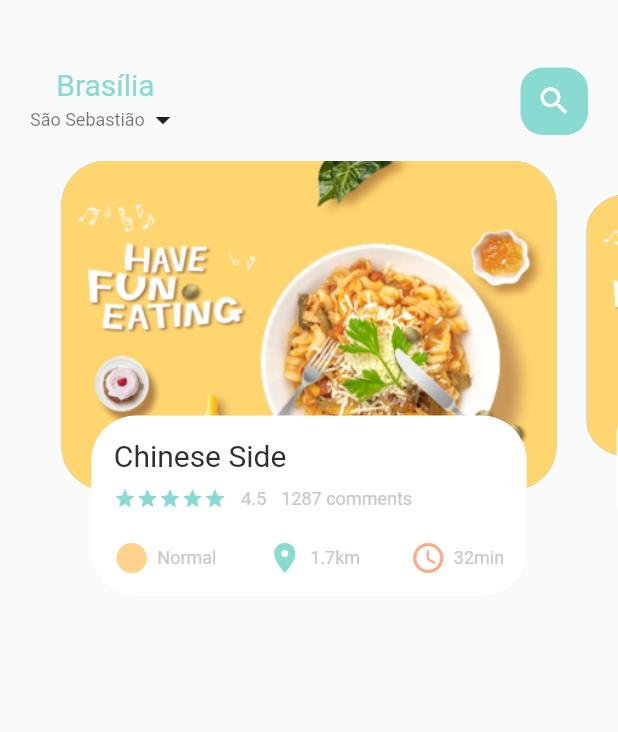
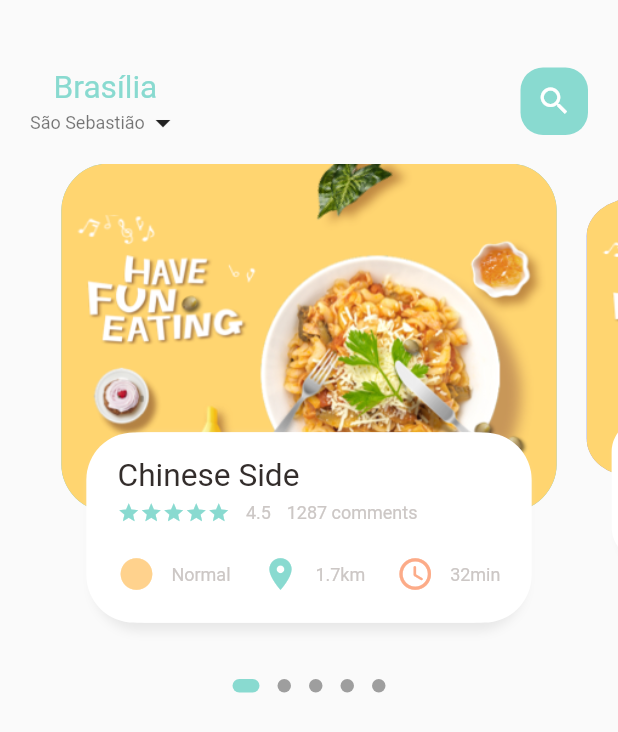
Before and after one commit to gbllopes/food-delivery-app, a Flutter app: the screen it shows after launch, on a phone screen of 412 x 824 dp. Shown: the top 732 px of the screen. Run offline on Flutter 3.47's test engine with Material 2 defaults, Android fonts, the light colour scheme and no system bars; drawn by our look-alikes of dots_indicator; our stand-ins replace get.

Commit message:
Refatora para aplicar dimensões no app.

```diff
--- a/lib/home/food_page_body.dart
+++ b/lib/home/food_page_body.dart
@@ -1,5 +1,7 @@
+import 'package:dots_indicator/dots_indicator.dart';
 import 'package:flutter/material.dart';
 import 'package:food_deliveryapp/utils/colors.dart';
+import 'package:food_deliveryapp/utils/dimensions.dart';
 import 'package:food_deliveryapp/widgets/big_text.dart';
 import 'package:food_deliveryapp/widgets/small_text.dart';
 import 'package:get/utils.dart';
@@ -17,7 +19,7 @@ class _FoodPageBodyState extends State<FoodPageBody> {
   PageController pageController = PageController(viewportFraction: 0.85);
   double _currentPageValue = 0.0;
   double _scaleFactor = 0.8;
-  double _height = 220;
+  final double _height = Dimensions.pageViewContainer;
 
   @override
   void initState() {
@@ -31,19 +33,35 @@ class _FoodPageBodyState extends State<FoodPageBody> {
 
   @override
   void dispose() {
+    pageController.dispose();
     super.dispose();
   }
 
   @override
   Widget build(BuildContext context) {
-    return Container(
-        height: 320,
-        child: PageView.builder(
-            controller: pageController,
-            itemCount: 5,
-            itemBuilder: (context, index) {
-              return _buildPageItem(index);
-            }));
+    return Column(
+      children: [
+        Container(
+            height: Dimensions.pageView,
+            child: PageView.builder(
+                controller: pageController,
+                itemCount: 5,
+                itemBuilder: (context, index) {
+                  return _buildPageItem(index);
+                })),
+        DotsIndicator(
+          dotsCount: 5,
+          position: _currentPageValue,
+          decorator: DotsDecorator(
+            activeColor: AppColors.mainColor,
+            size: const Size.square(9.0),
+            activeSize: const Size(18.0, 9.0),
+            activeShape: RoundedRectangleBorder(
+                borderRadius: BorderRadius.circular(5.0)),
+          ),
+        )
+      ],
+    );
   }
 
   Widget _buildPageItem(int index) {
@@ -76,10 +94,10 @@ class _FoodPageBodyState extends State<FoodPageBody> {
       child: Stack(
         children: [
           Container(
-            height: 220,
+            height: Dimensions.pageViewContainer,
             margin: EdgeInsets.symmetric(horizontal: 10),
             decoration: BoxDecoration(
-              borderRadius: BorderRadius.circular(30),
+              borderRadius: BorderRadius.circular(Dimensions.radius30),
               color: index.isEven ? Color(0xFF69c5df) : Color(0xFF9294cc),
               image: DecorationImage(
                 fit: BoxFit.cover,
@@ -90,20 +108,41 @@ class _FoodPageBodyState extends State<FoodPageBody> {
           Align(
             alignment: Alignment.bottomCenter,
             child: Container(
-                height: 120,
-                margin: EdgeInsets.only(left: 30, right: 30, bottom: 30),
+                height: Dimensions.pageViewTextContainer,
+                margin: EdgeInsets.only(
+                    left: Dimensions.width30,
+                    right: Dimensions.width30,
+                    bottom: Dimensions.height30),
                 decoration: BoxDecoration(
-                    borderRadius: BorderRadius.circular(30),
-                    color: Colors.white),
+                    borderRadius: BorderRadius.circular(Dimensions.radius30),
+                    color: Colors.white,
+                    boxShadow: [
+                      BoxShadow(
+                        color: Color(0xFFe8e8e8),
+                        blurRadius: 5.0,
+                        offset: Offset(0, 5),
+                      ),
+                      BoxShadow(
+                        color: Colors.white,
+                        offset: Offset(-5, 0),
+                      ),
+                      BoxShadow(
+                        color: Colors.white,
+                        offset: Offset(5, 0),
+                      )
+                    ]),
                 child: Container(
-                  padding: EdgeInsets.only(top: 15, left: 15, right: 15),
+                  padding: EdgeInsets.only(
+                      top: Dimensions.height15,
+                      left: Dimensions.width15,
+                      right: Dimensions.width15),
                   child: Column(
                     crossAxisAlignment: CrossAxisAlignment.start,
                     children: [
                       BigText(
                         text: 'Chinese Side',
                       ),
-                      SizedBox(height: 10),
+                      SizedBox(height: Dimensions.height10),
                       Row(
                         children: [
                           Wrap(
@@ -111,13 +150,13 @@ class _FoodPageBodyState extends State<FoodPageBody> {
                                   5,
                                   (index) => Icon(Icons.star,
                                       color: AppColors.mainColor, size: 15))),
-                          SizedBox(width: 10),
+                          SizedBox(width: Dimensions.width10),
                           SmallText(text: '4.5'),
-                          SizedBox(width: 10),
+                          SizedBox(width: Dimensions.width10),
                           SmallText(text: '1287 comments'),
                         ],
                       ),
-                      SizedBox(height: 20),
+                      SizedBox(height: Dimensions.height20),
                       Row(
                         mainAxisAlignment: MainAxisAlignment.spaceBetween,
                         children: [
--- a/lib/main.dart
+++ b/lib/main.dart
@@ -1,5 +1,6 @@
 import 'package:flutter/material.dart';
 import 'package:flutter/services.dart';
+import 'package:get/get.dart';
 import 'home/main_food_page.dart';
 
 void main() {
@@ -15,7 +16,7 @@ class MyApp extends StatelessWidget {
   // This widget is the root of your application.
   @override
   Widget build(BuildContext context) {
-    return MaterialApp(
+    return GetMaterialApp(
       debugShowCheckedModeBanner: false,
       title: 'Flutter Demo',
       theme: ThemeData(
--- /dev/null
+++ b/lib/utils/dimensions.dart
@@ -0,0 +1,30 @@
+import 'package:get/get.dart';
+
+// Fórmula = Tamanho da tela (MediaQuery.of(context).size.height) / width ou height dos widgets
+class Dimensions {
+  static double screenHeight = Get.context!.height;
+  static double screenWidth = Get.context!.width;
+
+  static double pageView = screenHeight / 2.44;
+  static double pageViewContainer = screenHeight / 3.55;
+  static double pageViewTextContainer = screenHeight / 6.50;
+
+  //dynamic padding, margin and height
+  static double height10 = screenHeight / 159.2;
+  static double height15 = screenHeight / 52.06;
+  static double height20 = screenHeight / 39.05;
+  static double height30 = screenHeight / 26.03;
+
+  //dynamic padding, margin and width
+  static double width05 = screenHeight / 78.1;
+  static double width10 = screenHeight / 78.1;
+  static double width15 = screenHeight / 52.06;
+  static double width20 = screenHeight / 39.05;
+  static double width30 = screenHeight / 26.03;
+
+  static double font20 = screenHeight / 39.05;
+  static double radius20 = screenHeight / 39.05;
+  static double radius30 = screenHeight / 26.03;
+
+  static double iconSize24 = screenHeight / 32.54;
+}
--- a/lib/widgets/IconAndTextWidget.dart
+++ b/lib/widgets/IconAndTextWidget.dart
@@ -1,4 +1,5 @@
 import 'package:flutter/material.dart';
+import 'package:food_deliveryapp/utils/dimensions.dart';
 
 import 'package:food_deliveryapp/widgets/small_text.dart';
 
@@ -23,8 +24,9 @@ class IconAndTextWidget extends StatelessWidget {
         Icon(
           icon,
           color: iconColor,
+          size: Dimensions.iconSize24,
         ),
-        SizedBox(width: 5),
+        SizedBox(width: Dimensions.width05),
         SmallText(text: text)
       ],
     );
--- a/lib/widgets/big_text.dart
+++ b/lib/widgets/big_text.dart
@@ -1,4 +1,5 @@
 import 'package:flutter/material.dart';
+import 'package:food_deliveryapp/utils/dimensions.dart';
 
 class BigText extends StatelessWidget {
   Color? color;
@@ -10,7 +11,7 @@ class BigText extends StatelessWidget {
     Key? key,
     this.color = const Color(0xFF332d2b),
     required this.text,
-    this.size = 20,
+    this.size = 0,
     this.textOverflow = TextOverflow.ellipsis,
   }) : super(key: key);
 
@@ -24,7 +25,7 @@ class BigText extends StatelessWidget {
           fontFamily: 'Roboto',
           color: color,
           fontWeight: FontWeight.w400,
-          fontSize: size),
+          fontSize: size == 0 ? Dimensions.font20 : size),
     );
   }
 }
--- a/pubspec.yaml
+++ b/pubspec.yaml
@@ -34,6 +34,7 @@ dependencies:
   # The following adds the Cupertino Icons font to your application.
   # Use with the CupertinoIcons class for iOS style icons.
   cupertino_icons: ^1.0.2
+  dots_indicator: ^2.1.0
 
 dev_dependencies:
   flutter_test:
```
Also changed, not shown: pubspec.lock.
